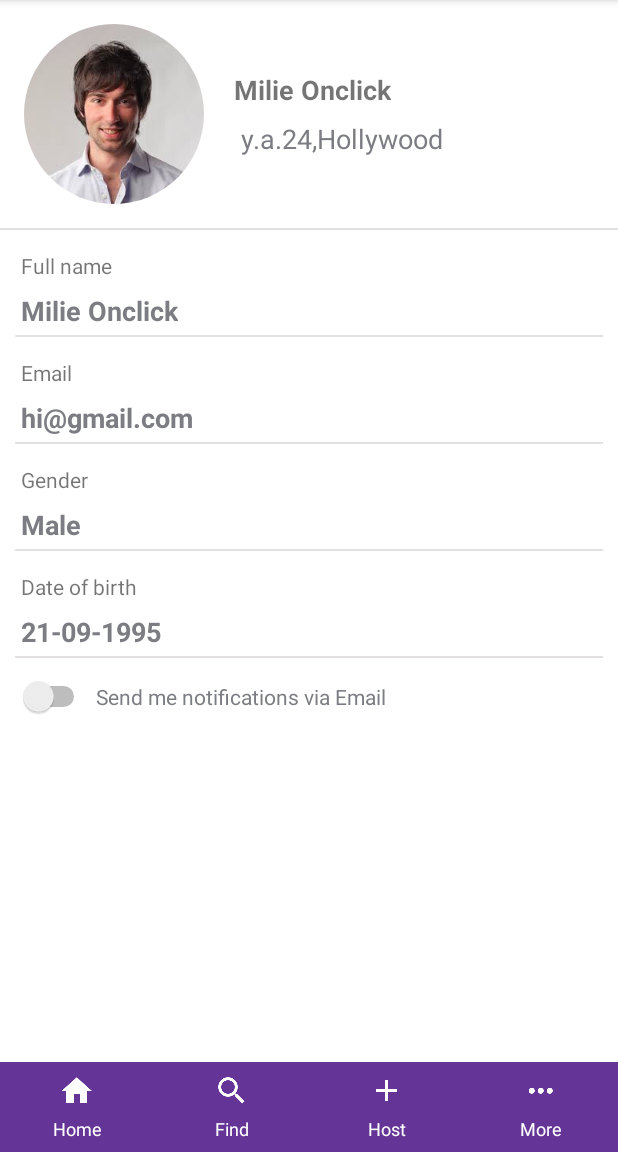
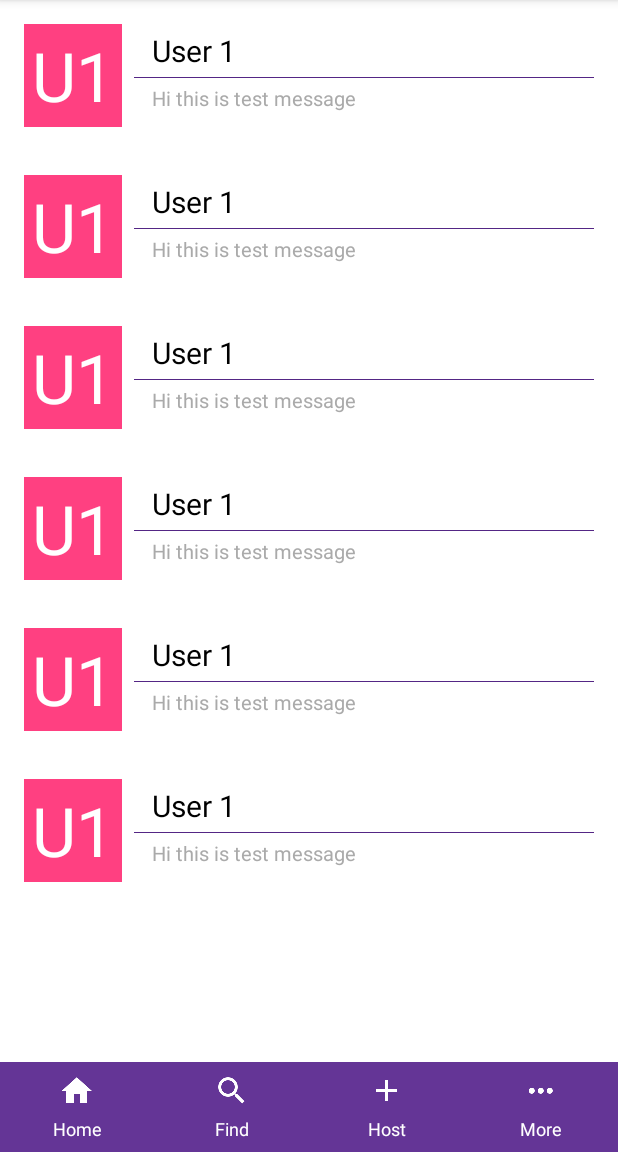
Before and after one commit to Vibeosys/AftersAppAndroid, an Android app: the screen it shows after launch (MainActivity), in the side drawer, after a tap on "Messages", on a phone screen of 412 x 824 dp, the part 84-1236 px from its top. Run offline under Robolectric (Android 15) with nearby library versions, the phone set to English and light mode, and no system bars.

Commit message:
message activity
message activity

```diff
--- a/AftersApp/app/src/main/AndroidManifest.xml
+++ b/AftersApp/app/src/main/AndroidManifest.xml
@@ -4,7 +4,7 @@
 
     <application
         android:allowBackup="true"
-        android:icon="@mipmap/ic_launcher"
+        android:icon="@drawable/app_icon"
         android:label="@string/app_name"
         android:supportsRtl="true"
         android:theme="@style/AppTheme">
--- a/AftersApp/app/src/main/java/com/aftersapp/MainActivity.java
+++ b/AftersApp/app/src/main/java/com/aftersapp/MainActivity.java
@@ -18,6 +18,7 @@ import com.aftersapp.fragments.EditMyProfileFragment;
 import com.aftersapp.fragments.FindPartyFragment;
 import com.aftersapp.fragments.HomeFragment;
 import com.aftersapp.fragments.HostPartyFragment;
+import com.aftersapp.fragments.UserListFragment;
 import com.aftersapp.fragments.ViewProfileFragment;
 
 public class MainActivity extends AppCompatActivity
@@ -27,6 +28,7 @@ public class MainActivity extends AppCompatActivity
     private static final String SEARCH_FRAGMENT = "search";
     private static final String HOST_FRAGMENT = "host";
     private static final String MORE_FRAGMENT = "more";
+    private static final String USER_FRAGMENT = "user";
 
     @Override
     protected void onCreate(Bundle savedInstanceState) {
@@ -113,11 +115,14 @@ public class MainActivity extends AppCompatActivity
                     replace(R.id.fragment_frame_lay, editMyProfileFragment, MORE_FRAGMENT).commit();*/
             ViewProfileFragment viewProfileFragment = new ViewProfileFragment();
             getSupportFragmentManager().beginTransaction().
-                    replace(R.id.fragment_frame_lay,viewProfileFragment,MORE_FRAGMENT).commit();
+                    replace(R.id.fragment_frame_lay, viewProfileFragment, MORE_FRAGMENT).commit();
 
         } else if (id == R.id.nav_feed) {
 
         } else if (id == R.id.nav_messages) {
+            UserListFragment userListFragment = new UserListFragment();
+            getSupportFragmentManager().beginTransaction().
+                    replace(R.id.fragment_frame_lay, userListFragment, USER_FRAGMENT).commit();
 
         } else if (id == R.id.nav_setting) {
 
--- /dev/null
+++ b/AftersApp/app/src/main/java/com/aftersapp/fragments/ChatWithHostFragment.java
@@ -0,0 +1,23 @@
+package com.aftersapp.fragments;
+
+import android.os.Bundle;
+import android.support.annotation.Nullable;
+import android.view.LayoutInflater;
+import android.view.View;
+import android.view.ViewGroup;
+
+import com.aftersapp.R;
+
+/**
+ * Created by akshay on 17-09-2016.
+ */
+public class ChatWithHostFragment extends BaseFragment {
+
+    @Nullable
+    @Override
+    public View onCreateView(LayoutInflater inflater, @Nullable ViewGroup container, @Nullable Bundle savedInstanceState) {
+        View rootView = inflater.inflate(R.layout.chat_fragment, container, false);
+
+        return rootView;
+    }
+}
--- a/AftersApp/app/src/main/java/com/aftersapp/fragments/PartyDetailsFragment.java
+++ b/AftersApp/app/src/main/java/com/aftersapp/fragments/PartyDetailsFragment.java
@@ -7,21 +7,23 @@ import android.support.v4.app.Fragment;
 import android.view.LayoutInflater;
 import android.view.View;
 import android.view.ViewGroup;
+import android.widget.Button;
 
 import com.aftersapp.R;
 
 
-public class PartyDetailsFragment extends Fragment {
+public class PartyDetailsFragment extends Fragment implements View.OnClickListener {
     // TODO: Rename parameter arguments, choose names that match
     // the fragment initialization parameters, e.g. ARG_ITEM_NUMBER
     private static final String ARG_PARAM1 = "param1";
     private static final String ARG_PARAM2 = "param2";
+    private static final String CHAT_HOST_FRAGMENT = "Chat with host";
 
     // TODO: Rename and change types of parameters
     private String mParam1;
     private String mParam2;
 
-
+    private Button mBtnChatHost;
 
     public PartyDetailsFragment() {
         // Required empty public constructor
@@ -59,16 +61,21 @@ public class PartyDetailsFragment extends Fragment {
                              Bundle savedInstanceState) {
         // Inflate the layout for this fragment
         View view = inflater.inflate(R.layout.fragment_party_details, container, false);
-
+        mBtnChatHost = (Button) view.findViewById(R.id.chatHost);
+        mBtnChatHost.setOnClickListener(this);
         return view;
     }
 
 
-
-
-
-
-
-
-
+    @Override
+    public void onClick(View v) {
+        int id = v.getId();
+        switch (id) {
+            case R.id.chatHost:
+                ChatWithHostFragment chatWithHostFragment = new ChatWithHostFragment();
+                getFragmentManager().beginTransaction().
+                        replace(R.id.fragment_frame_lay, chatWithHostFragment, CHAT_HOST_FRAGMENT).commit();
+                break;
+        }
+    }
 }
--- /dev/null
+++ b/AftersApp/app/src/main/java/com/aftersapp/fragments/UserListFragment.java
@@ -0,0 +1,25 @@
+package com.aftersapp.fragments;
+
+import android.os.Bundle;
+import android.support.annotation.Nullable;
+import android.view.LayoutInflater;
+import android.view.View;
+import android.view.ViewGroup;
+
+import com.aftersapp.R;
+
+/**
+ * Created by akshay on 17-09-2016.
+ */
+public class UserListFragment extends BaseFragment {
+
+    private static final String CHAT_HOST_FRAGMENT = "Chat";
+
+    @Nullable
+    @Override
+    public View onCreateView(LayoutInflater inflater, @Nullable ViewGroup container, @Nullable Bundle savedInstanceState) {
+        View rootView = inflater.inflate(R.layout.user_list_fragment, container, false);
+        return rootView;
+    }
+
+}
--- /dev/null
+++ b/AftersApp/app/src/main/res/layout/chat_fragment.xml
@@ -0,0 +1,101 @@
+<?xml version="1.0" encoding="utf-8"?>
+<LinearLayout xmlns:android="http://schemas.android.com/apk/res/android"
+    xmlns:tools="http://schemas.android.com/tools"
+    android:layout_width="match_parent"
+    android:layout_height="match_parent"
+    android:gravity="bottom"
+    android:orientation="vertical">
+
+    <LinearLayout
+        android:layout_width="match_parent"
+        android:layout_height="match_parent"
+        android:layout_weight="1"
+        android:background="@android:color/white"
+        android:gravity="bottom"
+        android:orientation="vertical"
+        android:padding="6dp">
+
+        <LinearLayout
+            android:layout_width="match_parent"
+            android:layout_height="wrap_content"
+            android:layout_margin="2dp"
+            android:gravity="right">
+
+            <TextView
+                android:layout_width="wrap_content"
+                android:layout_height="wrap_content"
+                android:background="@drawable/me"
+                android:text="Hi This is Jack" />
+        </LinearLayout>
+
+        <LinearLayout
+            android:layout_width="match_parent"
+            android:layout_height="wrap_content"
+            android:layout_margin="2dp"
+            android:gravity="left">
+
+            <TextView
+                android:layout_width="wrap_content"
+                android:layout_height="wrap_content"
+                android:background="@drawable/sender"
+                android:text="Yes Jack, I am waiting on link road\n Where are you? is there any \n problem with car?" />
+        </LinearLayout>
+
+        <LinearLayout
+            android:layout_width="match_parent"
+            android:layout_height="wrap_content"
+            android:layout_margin="2dp"
+            android:gravity="right">
+
+            <TextView
+                android:layout_width="wrap_content"
+                android:layout_height="wrap_content"
+                android:background="@drawable/me"
+                android:text="No No. I stuck in the traffic on M.G. Road\n I will be there within 15 minutes. " />
+        </LinearLayout>
+
+        <LinearLayout
+            android:layout_width="match_parent"
+            android:layout_height="wrap_content"
+            android:layout_margin="2dp"
+            android:gravity="left">
+
+            <TextView
+                android:layout_width="wrap_content"
+                android:layout_height="wrap_content"
+                android:background="@drawable/sender"
+                android:text="Ok, But be fast because my flight  \nis on 12.30 PM and i doesn't\n want to go late. Or i will pick another\n car?" />
+        </LinearLayout>
+
+        <LinearLayout
+            android:layout_width="match_parent"
+            android:layout_height="wrap_content"
+            android:layout_margin="2dp"
+            android:gravity="right">
+
+            <TextView
+                android:layout_width="wrap_content"
+                android:layout_height="wrap_content"
+                android:background="@drawable/me"
+                android:text="No sir. we will reach on time. just wait for\n 15 minutes " />
+        </LinearLayout>
+
+        <LinearLayout
+            android:layout_width="match_parent"
+            android:layout_height="wrap_content"
+            android:orientation="horizontal">
+
+            <EditText
+                android:layout_width="match_parent"
+                android:layout_height="wrap_content"
+                android:layout_margin="3dp"
+                android:layout_weight="1" />
+
+            <ImageView
+                android:layout_width="34dp"
+                android:layout_height="match_parent"
+                android:layout_margin="3dp"
+                android:src="@drawable/ic_menu_send" />
+        </LinearLayout>
+    </LinearLayout>
+</LinearLayout>
--- /dev/null
+++ b/AftersApp/app/src/main/res/layout/user_list_fragment.xml
@@ -0,0 +1,355 @@
+<?xml version="1.0" encoding="utf-8"?>
+<LinearLayout xmlns:android="http://schemas.android.com/apk/res/android"
+    android:layout_width="match_parent"
+    android:layout_height="match_parent"
+    android:orientation="vertical">
+
+    <LinearLayout
+        android:layout_width="match_parent"
+        android:layout_height="wrap_content"
+        android:orientation="vertical">
+
+        <LinearLayout
+            android:layout_width="match_parent"
+            android:layout_height="wrap_content"
+            android:layout_margin="16dp"
+            android:orientation="horizontal">
+
+            <RelativeLayout
+                android:layout_width="65dp"
+                android:layout_height="match_parent"
+                android:layout_marginRight="8dp"
+                android:background="@color/colorAccent"
+                android:gravity="center">
+
+                <TextView
+                    android:layout_width="wrap_content"
+                    android:layout_height="wrap_content"
+                    android:padding="4dp"
+                    android:text="U1"
+                    android:textColor="@android:color/white"
+                    android:textSize="45sp" />
+            </RelativeLayout>
+
+            <LinearLayout
+                android:layout_width="match_parent"
+                android:layout_height="match_parent"
+                android:orientation="vertical">
+
+                <TextView
+                    android:layout_width="wrap_content"
+                    android:layout_height="wrap_content"
+                    android:layout_marginLeft="8dp"
+                    android:padding="4dp"
+                    android:text="User 1"
+                    android:textColor="@android:color/black"
+                    android:textSize="20sp" />
+
+                <View
+                    android:layout_width="match_parent"
+                    android:layout_height="0.5dp"
+                    android:background="@color/colorPrimaryDark" />
+
+                <TextView
+                    android:layout_width="wrap_content"
+                    android:layout_height="wrap_content"
+                    android:layout_marginLeft="8dp"
+                    android:padding="4dp"
+                    android:text="Hi this is test message"
+                    android:textColor="@android:color/darker_gray"
+                    android:textSize="13sp" />
+            </LinearLayout>
+        </LinearLayout>
+    </LinearLayout>
+
+    <LinearLayout
+        android:layout_width="match_parent"
+        android:layout_height="wrap_content"
+        android:orientation="vertical">
+
+        <LinearLayout
+            android:layout_width="match_parent"
+            android:layout_height="wrap_content"
+            android:layout_margin="16dp"
+            android:orientation="horizontal">
+
+            <RelativeLayout
+                android:layout_width="65dp"
+                android:layout_height="match_parent"
+                android:layout_marginRight="8dp"
+                android:background="@color/colorAccent"
+                android:gravity="center">
+
+                <TextView
+                    android:layout_width="wrap_content"
+                    android:layout_height="wrap_content"
+                    android:padding="4dp"
+                    android:text="U1"
+                    android:textColor="@android:color/white"
+                    android:textSize="45sp" />
+            </RelativeLayout>
+
+            <LinearLayout
+                android:layout_width="match_parent"
+                android:layout_height="match_parent"
+                android:orientation="vertical">
+
+                <TextView
+                    android:layout_width="wrap_content"
+                    android:layout_height="wrap_content"
+                    android:layout_marginLeft="8dp"
+                    android:padding="4dp"
+                    android:text="User 1"
+                    android:textColor="@android:color/black"
+                    android:textSize="20sp" />
+
+                <View
+                    android:layout_width="match_parent"
+                    android:layout_height="0.5dp"
+                    android:background="@color/colorPrimaryDark" />
+
+                <TextView
+                    android:layout_width="wrap_content"
+                    android:layout_height="wrap_content"
+                    android:layout_marginLeft="8dp"
+                    android:padding="4dp"
+                    android:text="Hi this is test message"
+                    android:textColor="@android:color/darker_gray"
+                    android:textSize="13sp" />
+            </LinearLayout>
+        </LinearLayout>
+    </LinearLayout>
+
+    <LinearLayout
+        android:layout_width="match_parent"
+        android:layout_height="wrap_content"
+        android:orientation="vertical">
+
+        <LinearLayout
+            android:layout_width="match_parent"
+            android:layout_height="wrap_content"
+            android:layout_margin="16dp"
+            android:orientation="horizontal">
+
+            <RelativeLayout
+                android:layout_width="65dp"
+                android:layout_height="match_parent"
+                android:layout_marginRight="8dp"
+                android:background="@color/colorAccent"
+                android:gravity="center">
+
+                <TextView
+                    android:layout_width="wrap_content"
+                    android:layout_height="wrap_content"
+                    android:padding="4dp"
+                    android:text="U1"
+                    android:textColor="@android:color/white"
+                    android:textSize="45sp" />
+            </RelativeLayout>
+
+            <LinearLayout
+                android:layout_width="match_parent"
+                android:layout_height="match_parent"
+                android:orientation="vertical">
+
+                <TextView
+                    android:layout_width="wrap_content"
+                    android:layout_height="wrap_content"
+                    android:layout_marginLeft="8dp"
+                    android:padding="4dp"
+                    android:text="User 1"
+                    android:textColor="@android:color/black"
+                    android:textSize="20sp" />
+
+                <View
+                    android:layout_width="match_parent"
+                    android:layout_height="0.5dp"
+                    android:background="@color/colorPrimaryDark" />
+
+                <TextView
+                    android:layout_width="wrap_content"
+                    android:layout_height="wrap_content"
+                    android:layout_marginLeft="8dp"
+                    android:padding="4dp"
+                    android:text="Hi this is test message"
+                    android:textColor="@android:color/darker_gray"
+                    android:textSize="13sp" />
+            </LinearLayout>
+        </LinearLayout>
+    </LinearLayout>
+
+    <LinearLayout
+        android:layout_width="match_parent"
+        android:layout_height="wrap_content"
+        android:orientation="vertical">
+
+        <LinearLayout
+            android:layout_width="match_parent"
+            android:layout_height="wrap_content"
+            android:layout_margin="16dp"
+            android:orientation="horizontal">
+
+            <RelativeLayout
+                android:layout_width="65dp"
+                android:layout_height="match_parent"
+                android:layout_marginRight="8dp"
+                android:background="@color/colorAccent"
+                android:gravity="center">
+
+                <TextView
+                    android:layout_width="wrap_content"
+                    android:layout_height="wrap_content"
+                    android:padding="4dp"
+                    android:text="U1"
+                    android:textColor="@android:color/white"
+                    android:textSize="45sp" />
+            </RelativeLayout>
+
+            <LinearLayout
+                android:layout_width="match_parent"
+                android:layout_height="match_parent"
+                android:orientation="vertical">
+
+                <TextView
+                    android:layout_width="wrap_content"
+                    android:layout_height="wrap_content"
+                    android:layout_marginLeft="8dp"
+                    android:padding="4dp"
+                    android:text="User 1"
+                    android:textColor="@android:color/black"
+                    android:textSize="20sp" />
+
+                <View
+                    android:layout_width="match_parent"
+                    android:layout_height="0.5dp"
+                    android:background="@color/colorPrimaryDark" />
+
+                <TextView
+                    android:layout_width="wrap_content"
+                    android:layout_height="wrap_content"
+                    android:layout_marginLeft="8dp"
+                    android:padding="4dp"
+                    android:text="Hi this is test message"
+                    android:textColor="@android:color/darker_gray"
+                    android:textSize="13sp" />
+            </LinearLayout>
+        </LinearLayout>
+    </LinearLayout>
+
+    <LinearLayout
+        android:layout_width="match_parent"
+        android:layout_height="wrap_content"
+        android:orientation="vertical">
+
+        <LinearLayout
+            android:layout_width="match_parent"
+            android:layout_height="wrap_content"
+            android:layout_margin="16dp"
+            android:orientation="horizontal">
+
+            <RelativeLayout
+                android:layout_width="65dp"
+                android:layout_height="match_parent"
+                android:layout_marginRight="8dp"
+                android:background="@color/colorAccent"
+                android:gravity="center">
+
+                <TextView
+                    android:layout_width="wrap_content"
+                    android:layout_height="wrap_content"
+                    android:padding="4dp"
+                    android:text="U1"
+                    android:textColor="@android:color/white"
+                    android:textSize="45sp" />
+            </RelativeLayout>
+
+            <LinearLayout
+                android:layout_width="match_parent"
+                android:layout_height="match_parent"
+                android:orientation="vertical">
+
+                <TextView
+                    android:layout_width="wrap_content"
+                    android:layout_height="wrap_content"
+                    android:layout_marginLeft="8dp"
+                    android:padding="4dp"
+                    android:text="User 1"
+                    android:textColor="@android:color/black"
+                    android:textSize="20sp" />
+
+                <View
+                    android:layout_width="match_parent"
+                    android:layout_height="0.5dp"
+                    android:background="@color/colorPrimaryDark" />
+
+                <TextView
+                    android:layout_width="wrap_content"
+                    android:layout_height="wrap_content"
+                    android:layout_marginLeft="8dp"
+                    android:padding="4dp"
+                    android:text="Hi this is test message"
+                    android:textColor="@android:color/darker_gray"
+                    android:textSize="13sp" />
+            </LinearLayout>
+        </LinearLayout>
+    </LinearLayout>
+
+    <LinearLayout
+        android:layout_width="match_parent"
+        android:layout_height="wrap_content"
+        android:orientation="vertical">
+
+        <LinearLayout
+            android:layout_width="match_parent"
+            android:layout_height="wrap_content"
+            android:layout_margin="16dp"
+            android:orientation="horizontal">
+
+            <RelativeLayout
+                android:layout_width="65dp"
+                android:layout_height="match_parent"
+                android:layout_marginRight="8dp"
+                android:background="@color/colorAccent"
+                android:gravity="center">
+
+                <TextView
+                    android:layout_width="wrap_content"
+                    android:layout_height="wrap_content"
+                    android:padding="4dp"
+                    android:text="U1"
+                    android:textColor="@android:color/white"
+                    android:textSize="45sp" />
+            </RelativeLayout>
+
+            <LinearLayout
+                android:layout_width="match_parent"
+                android:layout_height="match_parent"
+                android:orientation="vertical">
+
+                <TextView
+                    android:layout_width="wrap_content"
+                    android:layout_height="wrap_content"
+                    android:layout_marginLeft="8dp"
+                    android:padding="4dp"
+                    android:text="User 1"
+                    android:textColor="@android:color/black"
+                    android:textSize="20sp" />
+
+                <View
+                    android:layout_width="match_parent"
+                    android:layout_height="0.5dp"
+                    android:background="@color/colorPrimaryDark" />
+
+                <TextView
+                    android:layout_width="wrap_content"
+                    android:layout_height="wrap_content"
+                    android:layout_marginLeft="8dp"
+                    android:padding="4dp"
+                    android:text="Hi this is test message"
+                    android:textColor="@android:color/darker_gray"
+                    android:textSize="13sp" />
+            </LinearLayout>
+        </LinearLayout>
+    </LinearLayout>
+
+</LinearLayout>
```
Also changed, not shown: AftersApp/app/src/main/res/drawable-hdpi/app_icon.png (added), AftersApp/app/src/main/res/drawable-mdpi/app_icon.png (added), AftersApp/app/src/main/res/drawable-xhdpi/app_icon.png (added), AftersApp/app/src/main/res/drawable-xxhdpi/app_icon.png (added), AftersApp/app/src/main/res/drawable-xxxhdpi/app_icon.png (added), AftersApp/app/src/main/res/drawable-xxxhdpi/me.9.png (added), AftersApp/app/src/main/res/drawable-xxxhdpi/sender.9.png (added).
